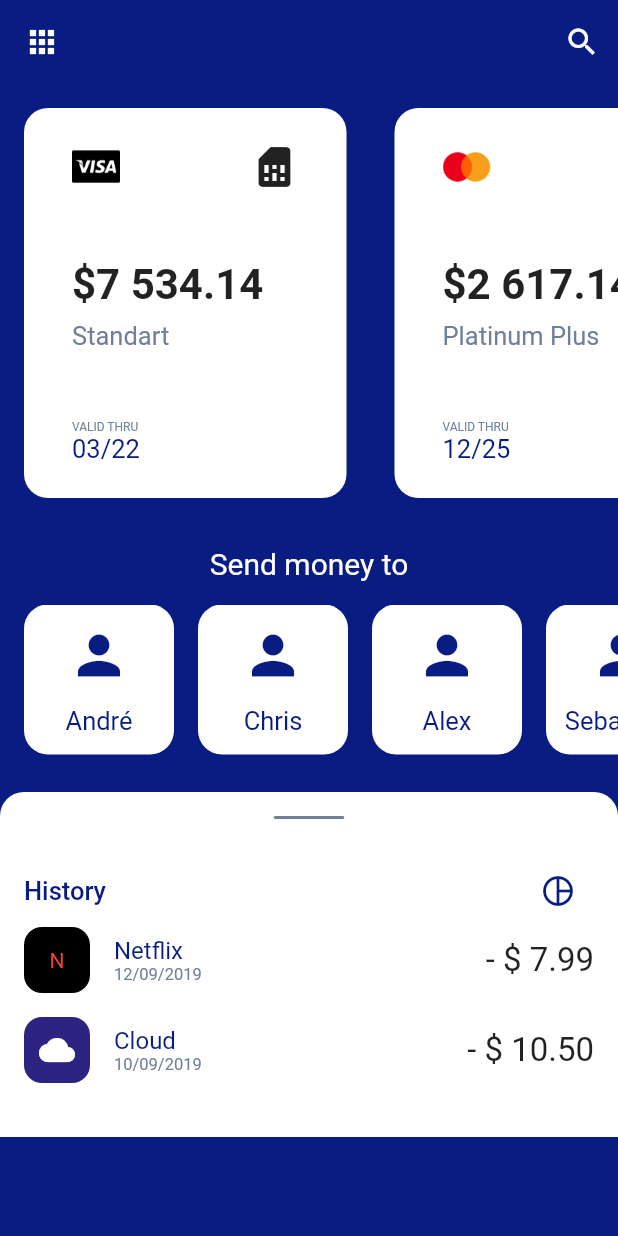
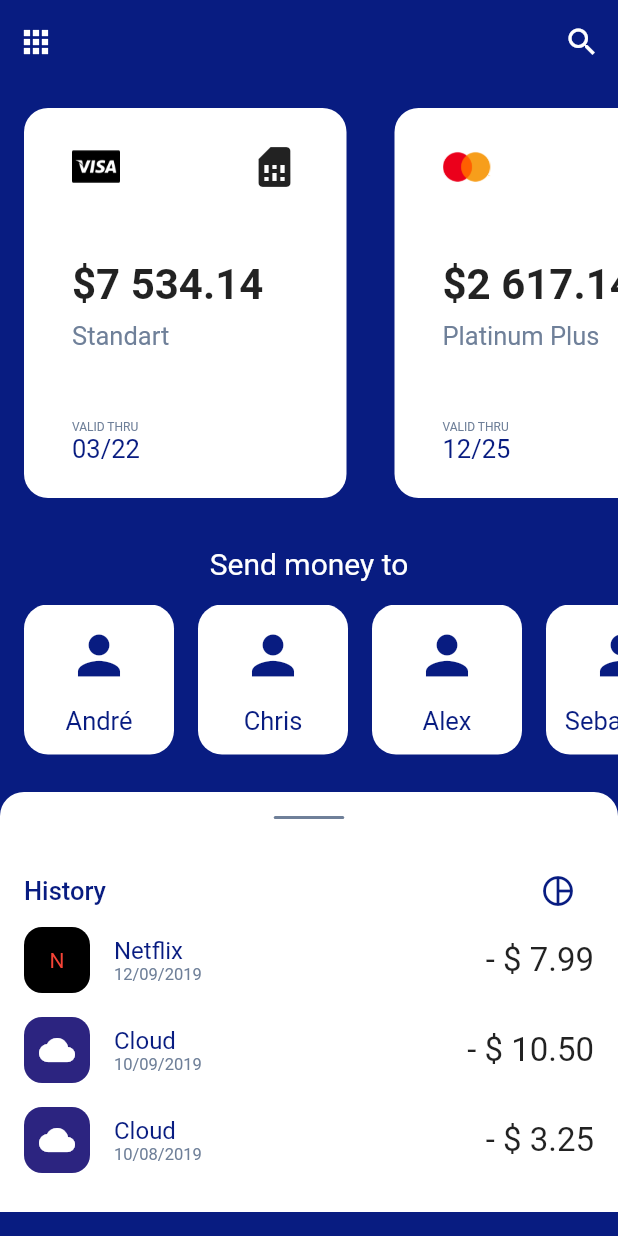
Before and after one commit to andretimm/banking, a Flutter app: the screen it shows after launch, on a phone screen of 412 x 824 dp. Run offline on Flutter 3.47's test engine with Material 2 defaults, Android fonts, the phone set to English and light mode, and no system bars.

Commit message:
Criada pagina de detalhes; AJuste de estrutura na home;Ajuste Nomenclatura da classe

```diff
--- a/lib/screen/home.dart
+++ b/lib/screen/home.dart
@@ -16,32 +16,32 @@ class _HomeState extends State<Home> {
     return Scaffold(
       backgroundColor: Color(0xFF081C81),
       body: SafeArea(
-        child: NestedScrollView(
-          controller: _scrollController,
-          headerSliverBuilder: (BuildContext context, bool innerBoxIsScrolled) {
-            return <Widget>[
-              SliverAppBar(
-                floating: false,
-                pinned: false,
-                snap: false,
-                backgroundColor: Color(0xFF081C81),
-                elevation: 0,
-                leading: IconButton(
-                  onPressed: () {},
-                  icon: Icon(Icons.apps),
-                ),
-                actions: <Widget>[
+        child: SingleChildScrollView(
+          child: Column(
+            children: <Widget>[
+              Container(
+                //color: Colors.red,
+                height: 56.0,
+                child: Row(
+                  mainAxisAlignment: MainAxisAlignment.spaceBetween,
+                  children: <Widget>[
                     IconButton(
                       onPressed: () {},
-                    icon: Icon(Icons.search),
+                      icon: Icon(
+                        Icons.apps,
+                        color: Colors.white,
+                      ),
+                    ),
+                    IconButton(
+                      onPressed: () {},
+                      icon: Icon(
+                        Icons.search,
+                        color: Colors.white,
+                      ),
                     )
                   ],
-              )
-            ];
-          },
-          body: SingleChildScrollView(
-            child: Column(
-              children: <Widget>[
+                ),
+              ),
               Container(
                 height: 292.0,
                 width: MediaQuery.of(context).size.height,
@@ -74,7 +74,7 @@ class _HomeState extends State<Home> {
               ),
               Container(
                 padding: EdgeInsets.all(16.0),
-                  height: 230.0,
+                height: 280.0,
                 width: MediaQuery.of(context).size.height,
                 decoration: BoxDecoration(
                   borderRadius: BorderRadius.only(
@@ -89,9 +89,6 @@ class _HomeState extends State<Home> {
           ),
         ),
       ),
-      ),
     );
   }
 }
-
-/***/
--- a/lib/widget/credit_card.dart
+++ b/lib/widget/credit_card.dart
@@ -1,3 +1,4 @@
+import 'package:banking_app/screen/card_detail.dart';
 import 'package:flutter/material.dart';
 
 class CreditCard extends StatefulWidget {
@@ -12,6 +13,17 @@ class _CreditCardState extends State<CreditCard> {
   Widget build(BuildContext context) {
     return Padding(
       padding: EdgeInsets.only(right: 16.0, left: 16.0),
+      child: InkWell(
+        onTap: () {
+          Navigator.push(
+              context,
+              /* MaterialPageRoute(
+              builder: (context) => CreateAccount1(),
+            ),*/
+              SlideTopRoute(page: CardDetail()));
+        },
+        highlightColor: Colors.transparent,
+        splashColor: Colors.transparent,
         child: Container(
           width: 215.0,
           //height: 260.0,
@@ -82,6 +94,33 @@ class _CreditCardState extends State<CreditCard> {
             ),
           ),
         ),
+      ),
     );
   }
 }
+
+class SlideTopRoute extends PageRouteBuilder {
+  final Widget page;
+  SlideTopRoute({this.page})
+      : super(
+          pageBuilder: (
+            BuildContext context,
+            Animation<double> animation,
+            Animation<double> secondaryAnimation,
+          ) =>
+              page,
+          transitionsBuilder: (
+            BuildContext context,
+            Animation<double> animation,
+            Animation<double> secondaryAnimation,
+            Widget child,
+          ) =>
+              SlideTransition(
+            position: Tween<Offset>(
+              begin: const Offset(0, 1.5),
+              end: Offset.zero,
+            ).animate(animation),
+            child: child,
+          ),
+        );
+}
--- a/lib/widget/history.dart
+++ b/lib/widget/history.dart
@@ -145,6 +145,60 @@ class History extends StatelessWidget {
                 ),
               ),
             ),
+            Padding(
+              padding: EdgeInsets.only(top: 16.0),
+              child: Container(
+                height: 44.0,
+                child: Row(
+                  mainAxisAlignment: MainAxisAlignment.spaceBetween,
+                  children: <Widget>[
+                    Container(
+                      height: 44.0,
+                      width: 44.0,
+                      decoration: BoxDecoration(
+                        borderRadius: BorderRadius.circular(12.0),
+                        color: Color(0xFF2C2480),
+                      ),
+                      child: Center(
+                        child: Icon(
+                          Icons.cloud,
+                          color: Colors.white,
+                        ),
+                      ),
+                    ),
+                    Expanded(
+                      child: Padding(
+                        padding: EdgeInsets.only(left: 16.0),
+                        child: Column(
+                          crossAxisAlignment: CrossAxisAlignment.start,
+                          mainAxisAlignment: MainAxisAlignment.center,
+                          children: <Widget>[
+                            Text(
+                              "Cloud",
+                              style: TextStyle(
+                                color: Color(0xFF081C81),
+                                fontSize: 16.0,
+                              ),
+                            ),
+                            Text(
+                              "10/08/2019",
+                              style: TextStyle(
+                                color: Color(0xFF6F8099),
+                                fontSize: 11.0,
+                              ),
+                            ),
+                          ],
+                        ),
+                      ),
+                    ),
+                    Text(
+                      "- \$ 3.25",
+                      style: TextStyle(fontSize: 22.0),
+                    ),
+                  ],
+                ),
+              ),
+            ),
           ],
         ),
       ],
```
Also changed, not shown: lib/screen/card_detail.dart (added, +232 -0 lines). Lines whose indentation alone changed are shown as unchanged.
